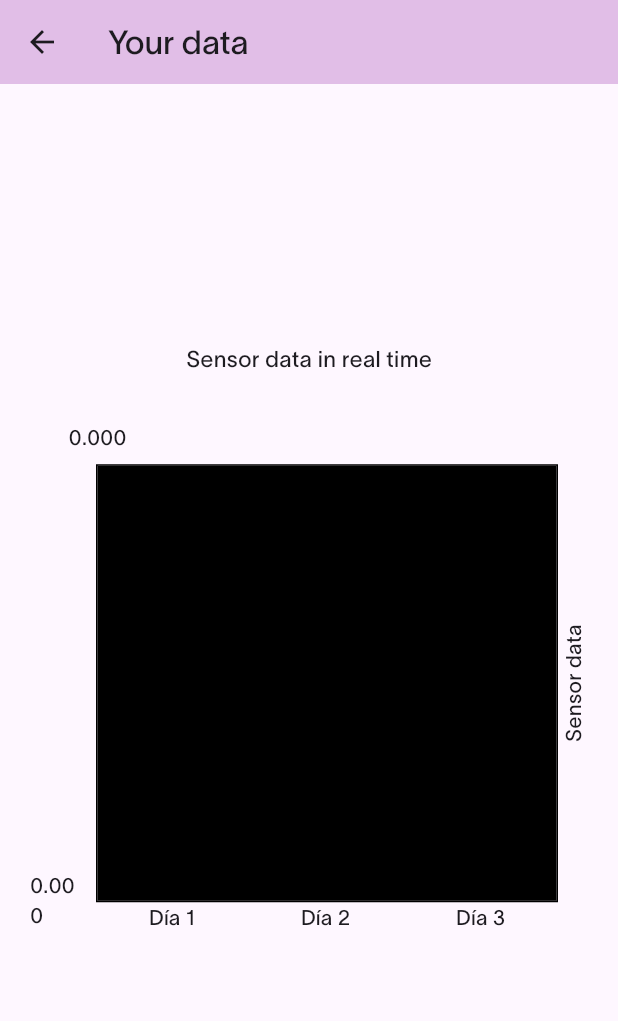
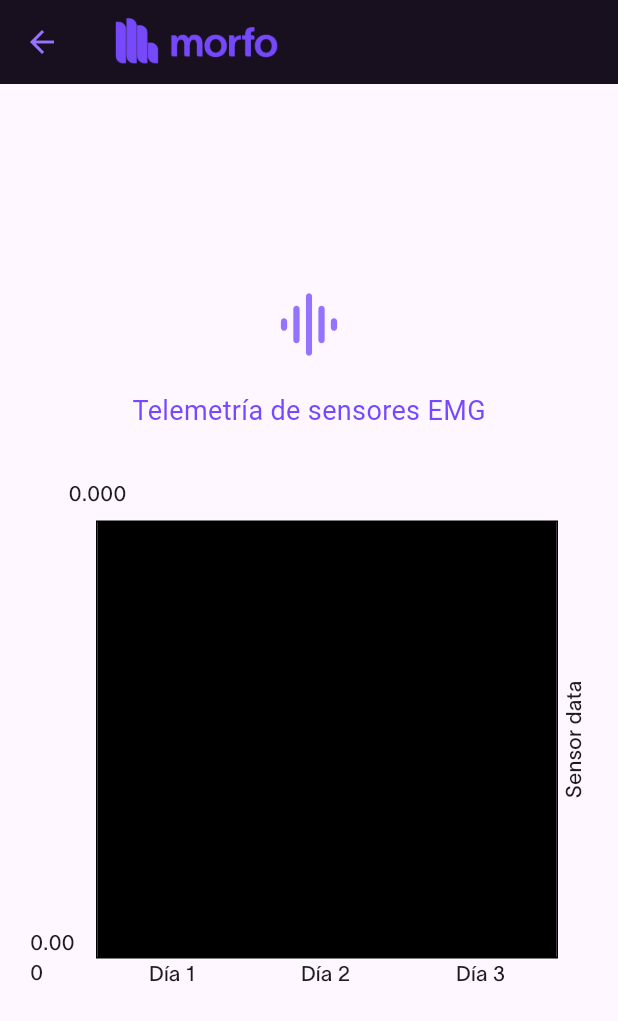
Before and after one commit to binivazqua/morflutter, a Flutter app: the databaseReadTest screen opened directly, after a tap on the "graphic eq" icon, on a phone screen of 412 x 824 dp. Shown: the top 1021 px of the screen. Run offline on Flutter 3.47's test engine with Material 3 defaults, Android fonts, the phone set to English and light mode, and no system bars; drawn by our look-alikes of fl_chart; our stand-ins replace firebase_auth, firebase_core, firebase_database; accounts and stored records are empty; Roboto replaces fonts that are missing (Lausane650).

Commit message:
colors and final logos added

```diff
--- a/morflutter/lib/display_info/databaseLink.dart
+++ b/morflutter/lib/display_info/databaseLink.dart
@@ -187,7 +187,15 @@ class _databaseReadTestState extends State<databaseReadTest> {
                     }
                   },
                 ),
-                ElevatedButton(onPressed: LogOut, child: Text('Change user'))
+                ElevatedButton(
+                    style: ButtonStyle(
+                        backgroundColor: WidgetStatePropertyAll(lilyPurple)),
+                    onPressed: LogOut,
+                    child: Text(
+                      'Log Out',
+                      style: TextStyle(
+                          fontFamily: 'Lausane650', color: draculaPurple),
+                    ))
               ],
             ),
           ),
--- a/morflutter/lib/display_info/sensorData.dart
+++ b/morflutter/lib/display_info/sensorData.dart
@@ -2,7 +2,9 @@ import 'package:firebase_auth/firebase_auth.dart';
 import 'package:firebase_database/firebase_database.dart';
 import 'package:flutter/material.dart';
 import 'package:fl_chart/fl_chart.dart';
+import 'package:morflutter/design/constants.dart';
 import 'package:morflutter/display_info/databaseClass.dart';
+import 'package:morflutter/starting_pages/ui/homepage.dart';
 
 class dataVis extends StatefulWidget {
   const dataVis({super.key});
@@ -97,8 +99,13 @@ class _dataVisState extends State<dataVis> {
   Widget build(BuildContext context) {
     return Scaffold(
       appBar: AppBar(
-        backgroundColor: Colors.purple[100],
-        title: Text('Your data'),
+        foregroundColor: lilyPurple,
+        backgroundColor: draculaPurple,
+        title: Image(
+          width: 120,
+          image: AssetImage(
+              'lib/design/logos/principal_morado_negro-removebg-preview.png'),
+        ),
       ),
       body: Padding(
         padding: const EdgeInsets.all(20.0),
@@ -106,9 +113,24 @@ class _dataVisState extends State<dataVis> {
           child: Column(
             mainAxisAlignment: MainAxisAlignment.center,
             children: [
+              Icon(
+                Icons.graphic_eq_rounded,
+                color: lilyPurple,
+                shadows: [
+                  Shadow(color: lilyPurple),
+                  Shadow(color: darkPeriwinkle),
+                ],
+                size: 50,
+              ),
+              SizedBox(
+                height: 20,
+              ),
               Text(
-                'Sensor data in real time',
-                style: TextStyle(fontSize: 15),
+                'Telemetría de sensores EMG',
+                style: TextStyle(
+                    fontSize: 18,
+                    color: darkPeriwinkle,
+                    fontFamily: 'Lausane650'),
               ),
               SizedBox(
                 height: 30,
@@ -140,9 +162,9 @@ class _dataVisState extends State<dataVis> {
                       LineChartBarData(
                         color: Colors.amber,
                         gradient: LinearGradient(colors: [
-                          Colors.purple,
-                          Colors.purpleAccent,
-                          Colors.deepPurple
+                          morfoWhite,
+                          darkPeriwinkle,
+                          darkPeriwinkle,
                         ]),
                         isCurved: true,
                         barWidth: 2,
```
